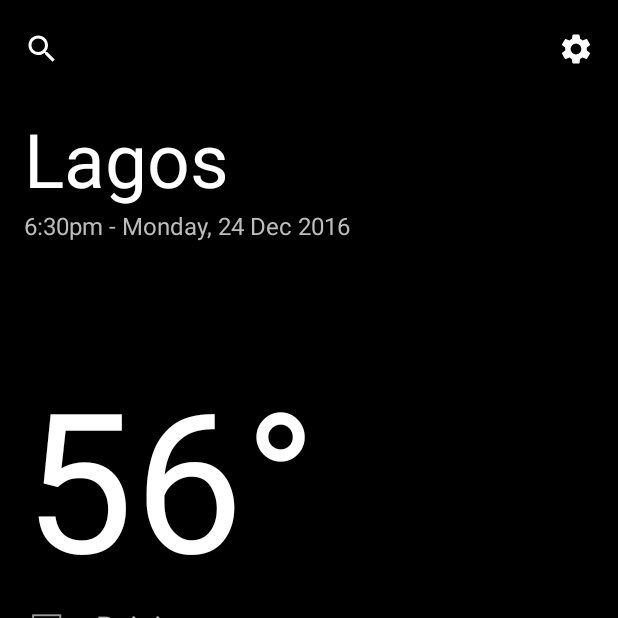
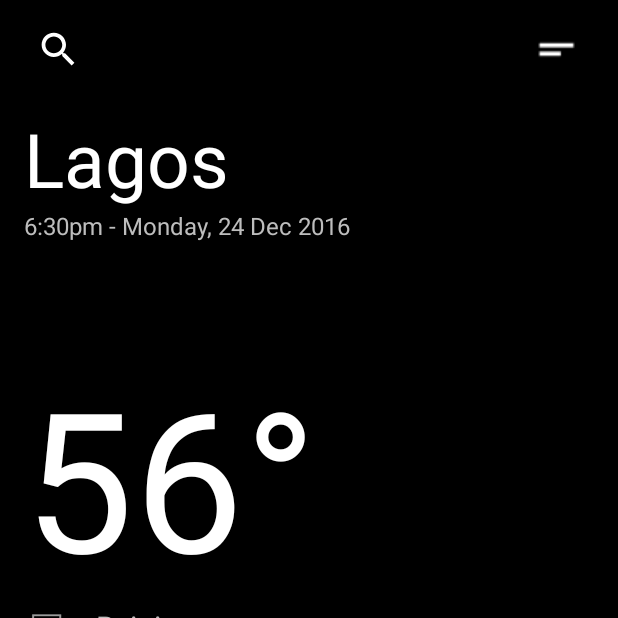
Before and after one commit to Czeach/WeatherApp-kotlin, an Android app: the screen it shows after launch (MainActivity), on a phone screen of 412 x 824 dp, the top half of it. Run offline under Robolectric (Android 15) with nearby library versions, the phone set to English and light mode, and no system bars.

Commit message:
still toolbar

```diff
--- a/app/src/main/res/drawable/ic_search_24dp.xml
+++ b/app/src/main/res/drawable/ic_search_24dp.xml
@@ -1,5 +1,5 @@
-<vector android:height="24dp" android:tint="#FFFFFF"
+<vector android:height="30dp" android:tint="#FFFFFF"
     android:viewportHeight="24.0" android:viewportWidth="24.0"
-    android:width="24dp" xmlns:android="http://schemas.android.com/apk/res/android">
+    android:width="30dp" xmlns:android="http://schemas.android.com/apk/res/android">
     <path android:fillColor="#FF000000" android:pathData="M15.5,14h-0.79l-0.28,-0.27C15.41,12.59 16,11.11 16,9.5 16,5.91 13.09,3 9.5,3S3,5.91 3,9.5 5.91,16 9.5,16c1.61,0 3.09,-0.59 4.23,-1.57l0.27,0.28v0.79l5,4.99L20.49,19l-4.99,-5zM9.5,14C7.01,14 5,11.99 5,9.5S7.01,5 9.5,5 14,7.01 14,9.5 11.99,14 9.5,14z"/>
 </vector>
--- a/app/src/main/res/drawable/ic_settings_24dp.xml
+++ /dev/null
@@ -1,5 +0,0 @@
-<vector android:height="24dp" android:tint="#FFFFFF"
-    android:viewportHeight="24" android:viewportWidth="24"
-    android:width="24dp" xmlns:android="http://schemas.android.com/apk/res/android">
-    <path android:fillColor="#FF000000" android:pathData="M19.1,12.9a2.8,2.8 0,0 0,0.1 -0.9,2.8 2.8,0 0,0 -0.1,-0.9l2.1,-1.6a0.7,0.7 0,0 0,0.1 -0.6L19.4,5.5a0.7,0.7 0,0 0,-0.6 -0.2l-2.4,1a6.5,6.5 0,0 0,-1.6 -0.9l-0.4,-2.6a0.5,0.5 0,0 0,-0.5 -0.4H10.1a0.5,0.5 0,0 0,-0.5 0.4L9.3,5.4a5.6,5.6 0,0 0,-1.7 0.9l-2.4,-1a0.4,0.4 0,0 0,-0.5 0.2l-2,3.4c-0.1,0.2 0,0.4 0.2,0.6l2,1.6a2.8,2.8 0,0 0,-0.1 0.9,2.8 2.8,0 0,0 0.1,0.9L2.8,14.5a0.7,0.7 0,0 0,-0.1 0.6l1.9,3.4a0.7,0.7 0,0 0,0.6 0.2l2.4,-1a6.5,6.5 0,0 0,1.6 0.9l0.4,2.6a0.5,0.5 0,0 0,0.5 0.4h3.8a0.5,0.5 0,0 0,0.5 -0.4l0.3,-2.6a5.6,5.6 0,0 0,1.7 -0.9l2.4,1a0.4,0.4 0,0 0,0.5 -0.2l2,-3.4c0.1,-0.2 0,-0.4 -0.2,-0.6ZM12,15.6A3.6,3.6 0,1 1,15.6 12,3.6 3.6,0 0,1 12,15.6Z"/>
-</vector>
--- a/app/src/main/res/layout/toolbar_layout.xml
+++ b/app/src/main/res/layout/toolbar_layout.xml
@@ -20,6 +20,7 @@
             android:id="@+id/search_button"
             android:layout_width="wrap_content"
             android:layout_height="wrap_content"
+            android:layout_marginStart="8dp"
             android:background="?colorPrimary"
             app:layout_constraintBottom_toBottomOf="parent"
             app:layout_constraintStart_toStartOf="parent"
@@ -30,12 +31,12 @@
             android:id="@+id/settings_button"
             android:layout_width="wrap_content"
             android:layout_height="wrap_content"
-            android:layout_marginEnd="16dp"
+            android:layout_marginEnd="24dp"
             android:background="?colorPrimary"
             app:layout_constraintBottom_toBottomOf="parent"
             app:layout_constraintEnd_toEndOf="parent"
             app:layout_constraintTop_toTopOf="parent"
-            app:srcCompat="@drawable/ic_settings_24dp" />
+            app:srcCompat="@drawable/two_lines" />
 
     </androidx.constraintlayout.widget.ConstraintLayout>
 
```
Also changed, not shown: app/src/main/res/drawable/two_lines.png (added).
